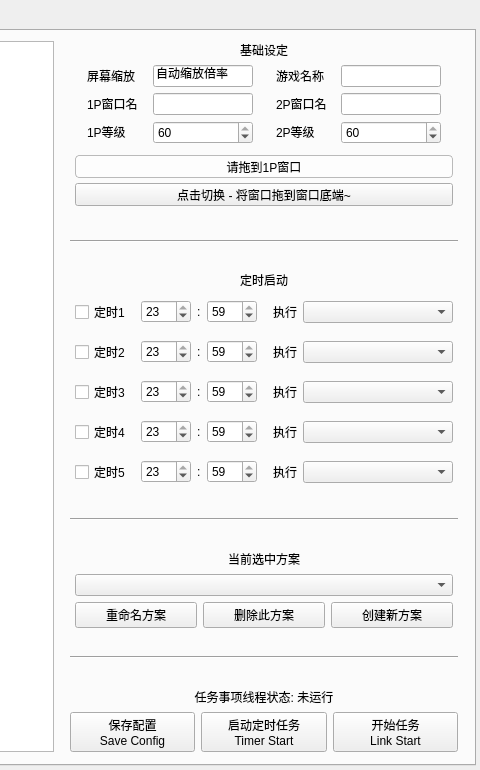
Before: the Qt Designer form resource/ui/FAA_3.0.ui in StareAbyss/FoodsVsMiceAutoAssistant, drawn with Qt 5; both pictures show x 620 to 1100 and y 0 to 770 of the 1100 by 770 pixel window.
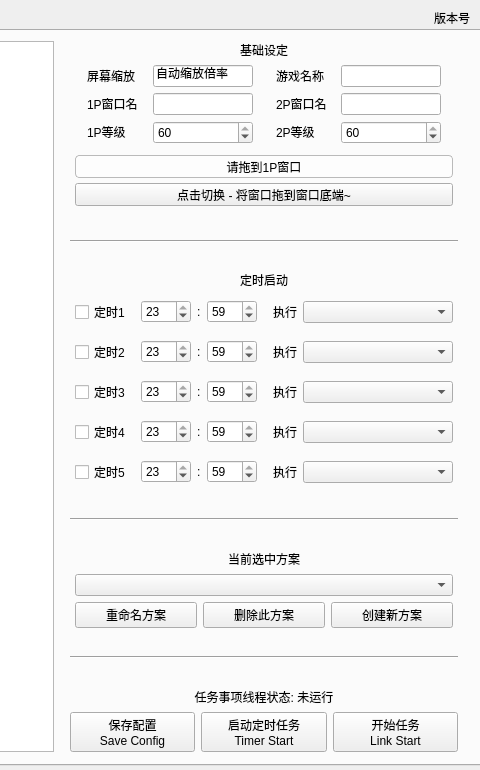
After: the same form once the commit is applied. Custom widgets are drawn as their Qt base class.

Commit message: 1.5.0-beta.1 给UI添加了美观的版本号显示；加入了版本号变量，预留出版本号控制方法

```diff
--- a/resource/ui/FAA_3.0.ui
+++ b/resource/ui/FAA_3.0.ui
@@ -67,7 +67,7 @@
      <rect>
       <x>0</x>
       <y>0</y>
-      <width>1101</width>
+      <width>1140</width>
       <height>771</height>
      </rect>
     </property>
@@ -8693,6 +8693,22 @@
      </item>
     </layout>
    </widget>
+   <widget class="QLabel" name="Label_Version">
+    <property name="geometry">
+     <rect>
+      <x>890</x>
+      <y>10</y>
+      <width>200</width>
+      <height>15</height>
+     </rect>
+    </property>
+    <property name="text">
+     <string>版本号</string>
+    </property>
+    <property name="alignment">
+     <set>Qt::AlignRight|Qt::AlignTrailing|Qt::AlignVCenter</set>
+    </property>
+   </widget>
   </widget>
   <action name="action_start_1">
    <property name="text">
```
The commit also changes 1 other file.
